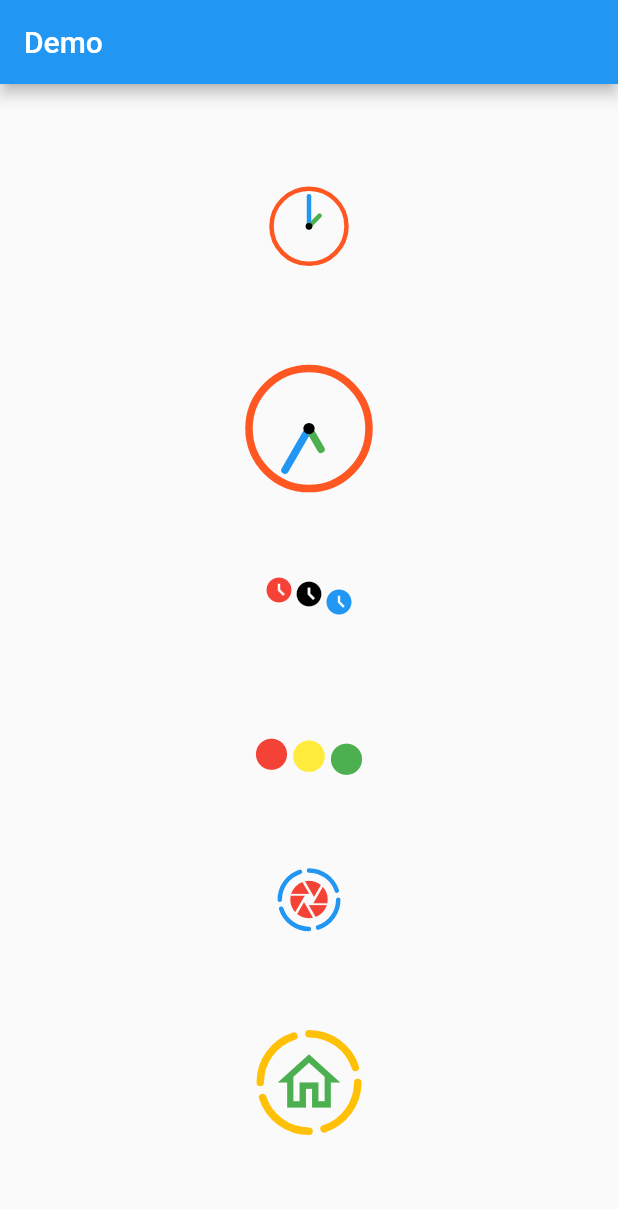
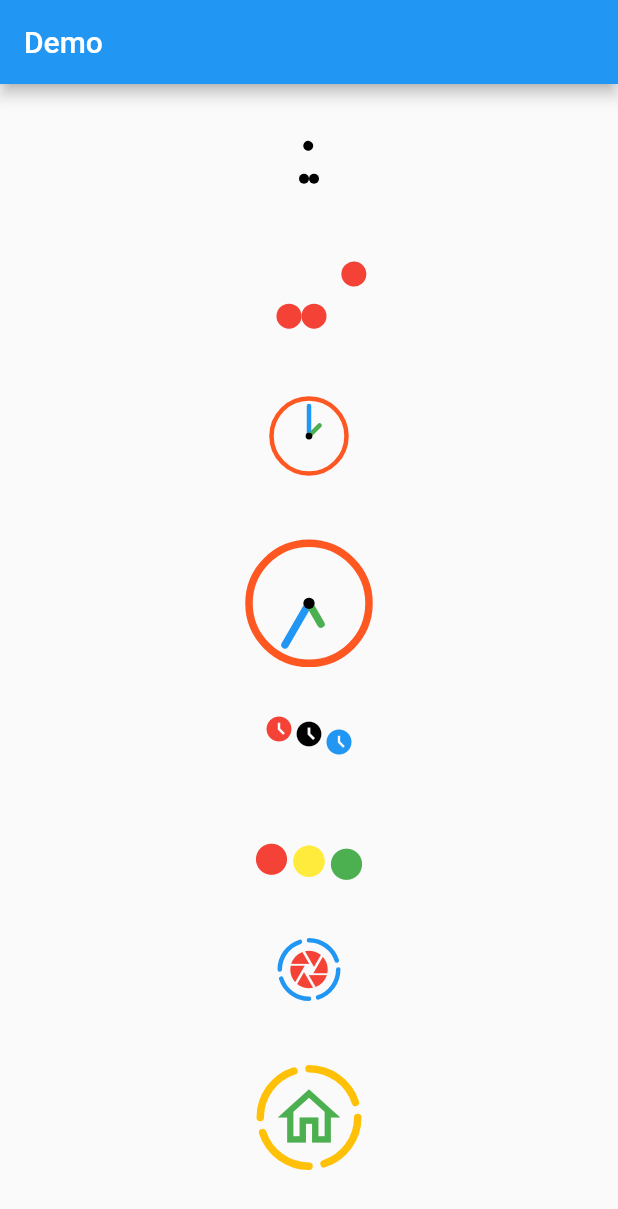
Before and after one commit to yoqub-davlatov/loading_indicators, a Flutter app: the screen it shows after launch, on a phone screen of 412 x 824 dp. Shown: the top 1209 px of the screen. Run offline on Flutter 3.47's test engine with Material 2 defaults, Android fonts, the phone set to English and light mode, and no system bars.

Commit message:
infinite cradle loader
a new loading indicator that is a loop based Newton cradle

```diff
--- a/example/lib/main.dart
+++ b/example/lib/main.dart
@@ -37,6 +37,14 @@ class _MyHomePageState extends State<MyHomePage> {
         child: Column(
           mainAxisAlignment: MainAxisAlignment.spaceEvenly,
           children: [
+            InfiniteCradle(
+              size: 20,
+            ),
+            InfiniteCradle(
+              size: 50,
+              color: Colors.red,
+              duration: Duration(seconds: 1),
+            ),
             ClockLoader(
               frameColor: Colors.deepOrange,
               minuteColor: Colors.blue,
--- a/lib/animated_loading_indicators.dart
+++ b/lib/animated_loading_indicators.dart
@@ -3,3 +3,4 @@ library animated_loading_indicators;
 export 'package:animated_loading_indicators/src/clock_loading.dart';
 export 'package:animated_loading_indicators/src/three_icons.dart';
 export 'package:animated_loading_indicators/src/flip_icons.dart';
+export 'package:animated_loading_indicators/src/infinite_cradle.dart';
--- /dev/null
+++ b/lib/src/infinite_cradle.dart
@@ -0,0 +1,105 @@
+import 'package:flutter/material.dart';
+import 'dart:math' as math;
+
+class InfiniteCradle extends StatefulWidget {
+  final double size;
+  final Color color;
+  final Duration duration;
+  const InfiniteCradle(
+      {super.key,
+      this.size = 30,
+      this.color = Colors.black,
+      this.duration = const Duration(milliseconds: 1200)});
+
+  @override
+  State<InfiniteCradle> createState() => _InfiniteCradleState();
+}
+
+class _InfiniteCradleState extends State<InfiniteCradle>
+    with SingleTickerProviderStateMixin {
+  late AnimationController animationController;
+  late Animation animation;
+  final Tween<double> _rotationTween = Tween(begin: 0, end: 1.6 * math.pi);
+  @override
+  void initState() {
+    super.initState();
+
+    animationController = AnimationController(
+      vsync: this,
+      duration: widget.duration,
+    );
+
+    animation = _rotationTween.animate(animationController)
+      ..addListener(
+        () {
+          setState(() {});
+        },
+      );
+    animationController.repeat();
+  }
+
+  @override
+  void dispose() {
+    animationController.dispose();
+    super.dispose();
+  }
+
+  @override
+  Widget build(BuildContext context) {
+    return AnimatedBuilder(
+      animation: animationController,
+      builder: (context, child) {
+        return SizedBox(
+          width: widget.size,
+          height: widget.size,
+          child: Row(
+            mainAxisAlignment: MainAxisAlignment.center,
+            crossAxisAlignment: CrossAxisAlignment.end,
+            children: [
+              Transform.rotate(
+                  origin: Offset(widget.size / 3, -widget.size / 2),
+                  angle: animation.value,
+                  child: Dot(
+                    size: widget.size / 3,
+                    color: widget.color,
+                  )),
+              Transform.translate(
+                offset: Offset(animationController.value * -widget.size / 3, 0),
+                child: Row(
+                  children: [
+                    Dot(
+                      size: widget.size / 3,
+                      color: widget.color,
+                    ),
+                    Dot(
+                      size: widget.size / 3,
+                      color: widget.color,
+                    )
+                  ],
+                ),
+              ),
+            ],
+          ),
+        );
+      },
+    );
+  }
+}
+
+class Dot extends StatelessWidget {
+  final Color color;
+  final double size;
+  const Dot({super.key, required this.color, required this.size});
+
+  @override
+  Widget build(BuildContext context) {
+    return Container(
+      height: size,
+      width: size,
+      decoration: BoxDecoration(
+        shape: BoxShape.circle,
+        color: color,
+      ),
+    );
+  }
+}
```
